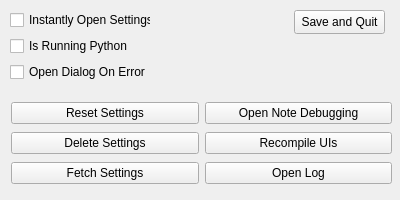
The window that ui/designer/debug_window.ui (DoubleF3lix/Piano-Trainer) describes before a commit, drawn with Qt 5.
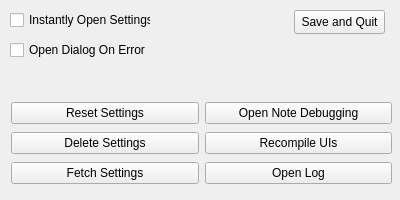
The same window after the commit.

Commit message: Fixed some bugs in settings window (it now hands it off to the FileAccessAPI), fixed invalid file path issues, moved IS_RUNNING_PYTHON to a file instead (independent from the settings.json now)

```diff
--- a/ui/designer/debug_window.ui
+++ b/ui/designer/debug_window.ui
@@ -93,24 +93,11 @@
      <string>Instantly Open Settings</string>
     </property>
    </widget>
-   <widget class="QCheckBox" name="is_running_python_checkbox">
-    <property name="geometry">
-     <rect>
-      <x>10</x>
-      <y>36</y>
-      <width>120</width>
-      <height>20</height>
-     </rect>
-    </property>
-    <property name="text">
-     <string>Is Running Python</string>
-    </property>
-   </widget>
    <widget class="QCheckBox" name="open_dialog_on_error_checkbox">
     <property name="geometry">
      <rect>
       <x>10</x>
-      <y>62</y>
+      <y>40</y>
       <width>136</width>
       <height>20</height>
      </rect>
```
The commit also changes 4 other files.
